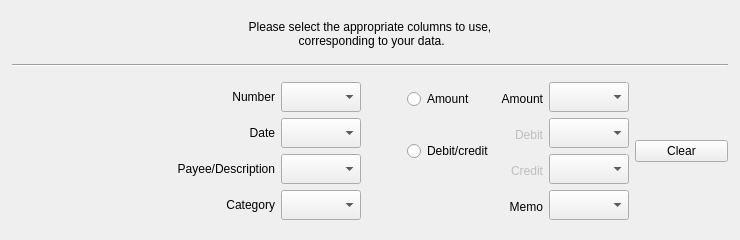
Before: the Qt Designer form kmymoney/plugins/csvimport/bankingwizardpage.ui in KDE/kmymoney, drawn with Qt 5.
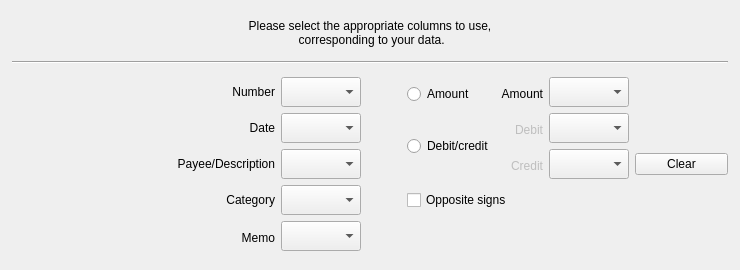
After: the same form once the commit is applied. Custom widgets are drawn as their Qt base class.

Commit message:
Add checkbox to change amount sings to opposite in CSV Importer
FEATURE: 349033

The edit to the form file:
```diff
--- a/kmymoney/plugins/csvimport/bankingwizardpage.ui
+++ b/kmymoney/plugins/csvimport/bankingwizardpage.ui
@@ -7,7 +7,7 @@
     <x>0</x>
     <y>0</y>
     <width>740</width>
-    <height>240</height>
+    <height>270</height>
    </rect>
   </property>
   <property name="minimumSize">
@@ -113,19 +113,19 @@
      <item>
       <layout class="QHBoxLayout" name="horizontalLayout" stretch="80,12">
        <item>
-        <layout class="QGridLayout" name="gridLayout" rowstretch="10,0,0,0" columnstretch="40,0,0,0,0,0">
-         <item row="0" column="0">
-          <widget class="QLabel" name="labelBnk_number">
+        <layout class="QGridLayout" name="gridLayout" rowstretch="10,0,0,0,0" columnstretch="40,0,0,0,0,0">
+         <item row="0" column="3">
+          <widget class="QRadioButton" name="radioBnk_amount">
            <property name="minimumSize">
             <size>
              <width>0</width>
-             <height>20</height>
+             <height>30</height>
             </size>
            </property>
            <property name="maximumSize">
             <size>
              <width>16777215</width>
-             <height>16777215</height>
+             <height>25</height>
             </size>
            </property>
            <property name="font">
@@ -137,15 +137,15 @@
             <string comment="column containing number field"/>
            </property>
            <property name="text">
-            <string comment="column containing number field">Number</string>
+            <string comment="presence of amount column">Amount</string>
            </property>
-           <property name="alignment">
-            <set>Qt::AlignRight|Qt::AlignTrailing|Qt::AlignVCenter</set>
+           <property name="checked">
+            <bool>false</bool>
            </property>
           </widget>
          </item>
-         <item row="0" column="1">
-          <widget class="KComboBox" name="comboBoxBnk_numberCol">
+         <item row="0" column="5">
+          <widget class="KComboBox" name="comboBoxBnk_amountCol">
            <property name="minimumSize">
             <size>
              <width>80</width>
@@ -159,10 +159,7 @@
             </size>
            </property>
            <property name="toolTip">
-            <string>Select column containing number field.</string>
-           </property>
-           <property name="editable">
-            <bool>false</bool>
+            <string>Select column containing amount field.</string>
            </property>
            <property name="maxVisibleItems">
             <number>12</number>
@@ -279,6 +276,61 @@
            </property>
           </widget>
          </item>
+         <item row="0" column="0">
+          <widget class="QLabel" name="labelBnk_number">
+           <property name="minimumSize">
+            <size>
+             <width>0</width>
+             <height>20</height>
+            </size>
+           </property>
+           <property name="maximumSize">
+            <size>
+             <width>16777215</width>
+             <height>16777215</height>
+            </size>
+           </property>
+           <property name="font">
+            <font>
+             <underline>false</underline>
+            </font>
+           </property>
+           <property name="accessibleName">
+            <string comment="column containing number field"/>
+           </property>
+           <property name="text">
+            <string comment="column containing number field">Number</string>
+           </property>
+           <property name="alignment">
+            <set>Qt::AlignRight|Qt::AlignTrailing|Qt::AlignVCenter</set>
+           </property>
+          </widget>
+         </item>
+         <item row="0" column="1">
+          <widget class="KComboBox" name="comboBoxBnk_numberCol">
+           <property name="minimumSize">
+            <size>
+             <width>80</width>
+             <height>30</height>
+            </size>
+           </property>
+           <property name="maximumSize">
+            <size>
+             <width>16777215</width>
+             <height>16777215</height>
+            </size>
+           </property>
+           <property name="toolTip">
+            <string>Select column containing number field.</string>
+           </property>
+           <property name="editable">
+            <bool>false</bool>
+           </property>
+           <property name="maxVisibleItems">
+            <number>12</number>
+           </property>
+          </widget>
+         </item>
          <item row="2" column="5">
           <widget class="KComboBox" name="comboBoxBnk_creditCol">
            <property name="minimumSize">
@@ -377,122 +429,6 @@
            </property>
           </spacer>
          </item>
-         <item row="3" column="0">
-          <widget class="QLabel" name="labelBnk_category">
-           <property name="minimumSize">
-            <size>
-             <width>0</width>
-             <height>20</height>
-            </size>
-           </property>
-           <property name="maximumSize">
-            <size>
-             <width>16777215</width>
-             <height>16777215</height>
-            </size>
-           </property>
-           <property name="font">
-            <font>
-             <underline>false</underline>
-            </font>
-           </property>
-           <property name="accessibleName">
-            <string comment="column containing number field"/>
-           </property>
-           <property name="text">
-            <string comment="column containing number field">Category</string>
-           </property>
-           <property name="alignment">
-            <set>Qt::AlignRight|Qt::AlignTrailing|Qt::AlignVCenter</set>
-           </property>
-          </widget>
-         </item>
-         <item row="0" column="3">
-          <widget class="QRadioButton" name="radioBnk_amount">
-           <property name="minimumSize">
-            <size>
-             <width>0</width>
-             <height>30</height>
-            </size>
-           </property>
-           <property name="maximumSize">
-            <size>
-             <width>16777215</width>
-             <height>25</height>
-            </size>
-           </property>
-           <property name="font">
-            <font>
-             <underline>false</underline>
-            </font>
-           </property>
-           <property name="toolTip">
-            <string>Select 'Amount' if only one value column, otherwise select 'Debit/credit'.</string>
-           </property>
-           <property name="whatsThis">
-            <string extracomment="Select 'Amount' if only one value column, otherwise select "/>
-           </property>
-           <property name="accessibleName">
-            <string comment="presence of amount column"/>
-           </property>
-           <property name="text">
-            <string comment="presence of amount column">Amount</string>
-           </property>
-           <property name="checked">
-            <bool>false</bool>
-           </property>
-          </widget>
-         </item>
-         <item row="0" column="5">
-          <widget class="KComboBox" name="comboBoxBnk_amountCol">
-           <property name="minimumSize">
-            <size>
-             <width>80</width>
-             <height>30</height>
-            </size>
-           </property>
-           <property name="maximumSize">
-            <size>
-             <width>16777215</width>
-             <height>16777215</height>
-            </size>
-           </property>
-           <property name="toolTip">
-            <string>Select column containing amount field.</string>
-           </property>
-           <property name="maxVisibleItems">
-            <number>12</number>
-           </property>
-          </widget>
-         </item>
-         <item row="3" column="5">
-          <widget class="KComboBox" name="comboBoxBnk_memoCol">
-           <property name="sizePolicy">
-            <sizepolicy hsizetype="Preferred" vsizetype="Fixed">
-             <horstretch>0</horstretch>
-             <verstretch>0</verstretch>
-            </sizepolicy>
-           </property>
-           <property name="minimumSize">
-            <size>
-             <width>80</width>
-             <height>30</height>
-            </size>
-           </property>
-           <property name="maximumSize">
-            <size>
-             <width>16777215</width>
-             <height>16777215</height>
-            </size>
-           </property>
-           <property name="toolTip">
-            <string>Select column containing memo field.</string>
-           </property>
-           <property name="maxVisibleItems">
-            <number>12</number>
-           </property>
-          </widget>
-         </item>
          <item row="2" column="0">
           <widget class="QLabel" name="labelBnk_payee">
            <property name="minimumSize">
@@ -545,64 +481,6 @@
            </property>
           </widget>
          </item>
-         <item row="3" column="4">
-          <widget class="QLabel" name="labelBnk_memo">
-           <property name="minimumSize">
-            <size>
-             <width>0</width>
-             <height>30</height>
-            </size>
-           </property>
-           <property name="maximumSize">
-            <size>
-             <width>16777215</width>
-             <height>25</height>
-            </size>
-           </property>
-           <property name="font">
-            <font>
-             <underline>false</underline>
-            </font>
-           </property>
-           <property name="accessibleName">
-            <string comment="column containing date field"/>
-           </property>
-           <property name="text">
-            <string>Memo</string>
-           </property>
-           <property name="alignment">
-            <set>Qt::AlignRight|Qt::AlignTrailing|Qt::AlignVCenter</set>
-           </property>
-          </widget>
-         </item>
-         <item row="3" column="1">
-          <widget class="KComboBox" name="comboBoxBnk_categoryCol">
-           <property name="sizePolicy">
-            <sizepolicy hsizetype="Preferred" vsizetype="Fixed">
-             <horstretch>0</horstretch>
-             <verstretch>0</verstretch>
-            </sizepolicy>
-           </property>
-           <property name="minimumSize">
-            <size>
-             <width>80</width>
-             <height>30</height>
-            </size>
-           </property>
-           <property name="maximumSize">
-            <size>
-             <width>16777215</width>
-             <height>16777215</height>
-            </size>
-           </property>
-           <property name="toolTip">
-            <string>Select column containing category field.</string>
-           </property>
-           <property name="maxVisibleItems">
-            <number>12</number>
-           </property>
-          </widget>
-         </item>
          <item row="2" column="4">
           <widget class="QLabel" name="labelBnk_credits">
            <property name="enabled">
@@ -636,6 +514,135 @@
            </property>
           </widget>
          </item>
+         <item row="3" column="1">
+          <widget class="KComboBox" name="comboBoxBnk_categoryCol">
+           <property name="sizePolicy">
+            <sizepolicy hsizetype="Preferred" vsizetype="Fixed">
+             <horstretch>0</horstretch>
+             <verstretch>0</verstretch>
+            </sizepolicy>
+           </property>
+           <property name="minimumSize">
+            <size>
+             <width>80</width>
+             <height>30</height>
+            </size>
+           </property>
+           <property name="maximumSize">
+            <size>
+             <width>16777215</width>
+             <height>16777215</height>
+            </size>
+           </property>
+           <property name="toolTip">
+            <string>Select column containing category field.</string>
+           </property>
+           <property name="maxVisibleItems">
+            <number>12</number>
+           </property>
+          </widget>
+         </item>
+         <item row="3" column="0">
+          <widget class="QLabel" name="labelBnk_category">
+           <property name="minimumSize">
+            <size>
+             <width>0</width>
+             <height>20</height>
+            </size>
+           </property>
+           <property name="maximumSize">
+            <size>
+             <width>16777215</width>
+             <height>16777215</height>
+            </size>
+           </property>
+           <property name="font">
+            <font>
+             <underline>false</underline>
+            </font>
+           </property>
+           <property name="accessibleName">
+            <string comment="column containing number field"/>
+           </property>
+           <property name="text">
+            <string comment="column containing number field">Category</string>
+           </property>
+           <property name="alignment">
+            <set>Qt::AlignRight|Qt::AlignTrailing|Qt::AlignVCenter</set>
+           </property>
+          </widget>
+         </item>
+         <item row="4" column="1">
+          <widget class="KComboBox" name="comboBoxBnk_memoCol">
+           <property name="sizePolicy">
+            <sizepolicy hsizetype="Preferred" vsizetype="Fixed">
+             <horstretch>0</horstretch>
+             <verstretch>0</verstretch>
+            </sizepolicy>
+           </property>
+           <property name="minimumSize">
+            <size>
+             <width>80</width>
+             <height>30</height>
+            </size>
+           </property>
+           <property name="maximumSize">
+            <size>
+             <width>16777215</width>
+             <height>16777215</height>
+            </size>
+           </property>
+           <property name="toolTip">
+            <string>Select column containing memo field.</string>
+           </property>
+           <property name="maxVisibleItems">
+            <number>12</number>
+           </property>
+          </widget>
+         </item>
+         <item row="4" column="0">
+          <widget class="QLabel" name="labelBnk_memo">
+           <property name="minimumSize">
+            <size>
+             <width>0</width>
+             <height>30</height>
+            </size>
+           </property>
+           <property name="maximumSize">
+            <size>
+             <width>16777215</width>
+             <height>25</height>
+            </size>
+           </property>
+           <property name="font">
+            <font>
+             <underline>false</underline>
+            </font>
+           </property>
+           <property name="accessibleName">
+            <string comment="column containing date field"/>
+           </property>
+           <property name="text">
+            <string>Memo</string>
+           </property>
+           <property name="alignment">
+            <set>Qt::AlignRight|Qt::AlignTrailing|Qt::AlignVCenter</set>
+           </property>
+          </widget>
+         </item>
+         <item row="3" column="3" colspan="2">
+          <widget class="QCheckBox" name="checkBoxBnk_oppositeSigns">
+           <property name="toolTip">
+            <string>Select if you amount colum has signs improperly set.</string>
+           </property>
+           <property name="layoutDirection">
+            <enum>Qt::LeftToRight</enum>
+           </property>
+           <property name="text">
+            <string>Opposite signs</string>
+           </property>
+          </widget>
+         </item>
         </layout>
        </item>
        <item>
```
Left out of the diff: 8 changed lines with no effect on the pictures. The commit also changes 4 other files.
